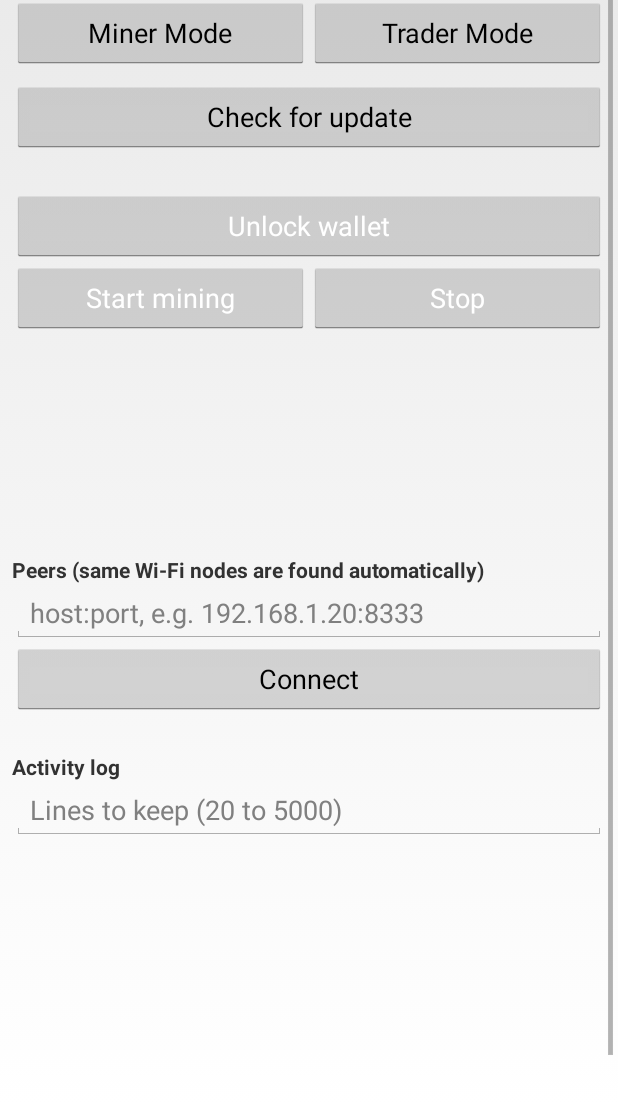
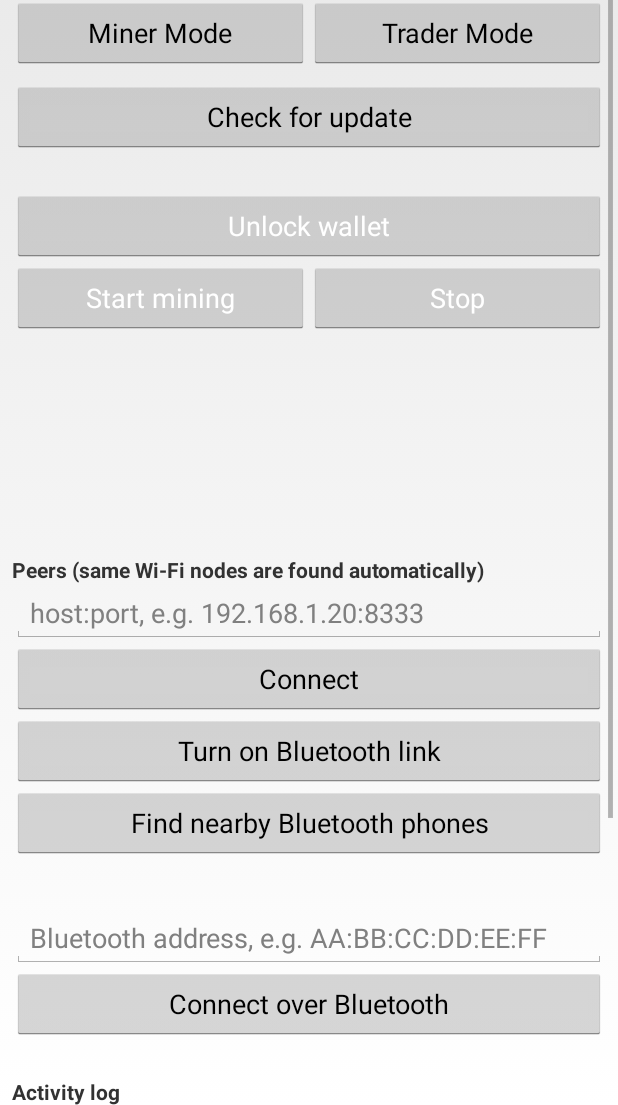
Before and after one commit to realUjanSen/NearChain, an Android app: the layout activity_main.xml on its own in the app's theme, with its tools: preview values and no code run, on a phone screen of 412 x 824 dp, the part 131-1236 px from its top. Run offline under Robolectric (Android 15) with nearby library versions, the phone set to English and light mode, and no system bars; network calls fail.

Commit message:
activity main xml fix

```diff
--- a/android/app/src/main/res/layout/activity_main.xml
+++ b/android/app/src/main/res/layout/activity_main.xml
@@ -117,6 +117,39 @@
                 android:layout_width="match_parent"
                 android:layout_height="wrap_content"
                 android:text="Connect" />
+            <Button
+                android:id="@+id/btOnButton"
+                android:layout_width="match_parent"
+                android:layout_height="wrap_content"
+                android:text="Turn on Bluetooth link" />
+            <Button
+                android:id="@+id/btFindButton"
+                android:layout_width="match_parent"
+                android:layout_height="wrap_content"
+                android:text="Find nearby Bluetooth phones" />
+            <TextView
+                android:id="@+id/btStatusView"
+                android:layout_width="match_parent"
+                android:layout_height="wrap_content"
+                android:textSize="12sp" />
+            <TextView
+                android:id="@+id/btDevicesView"
+                android:layout_width="match_parent"
+                android:layout_height="wrap_content"
+                android:fontFamily="monospace"
+                android:textSize="12sp" />
+            <EditText
+                android:id="@+id/btMacEdit"
+                android:layout_width="match_parent"
+                android:layout_height="wrap_content"
+                android:hint="Bluetooth address, e.g. AA:BB:CC:DD:EE:FF"
+                android:inputType="textCapCharacters" />
+            <Button
+                android:id="@+id/btConnectButton"
+                android:layout_width="match_parent"
+                android:layout_height="wrap_content"
+                android:text="Connect over Bluetooth" />
+
             <TextView
                 android:id="@+id/peersView"
                 android:layout_width="match_parent"
```
Also changed, not shown: 1 other file.
